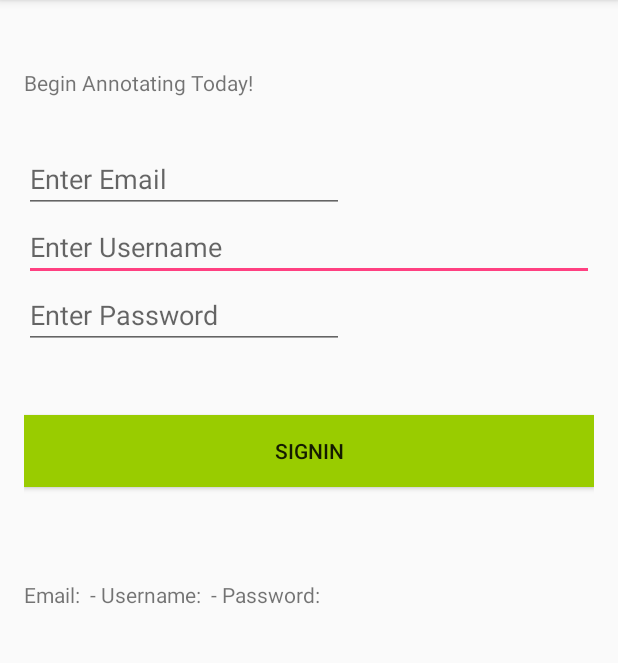
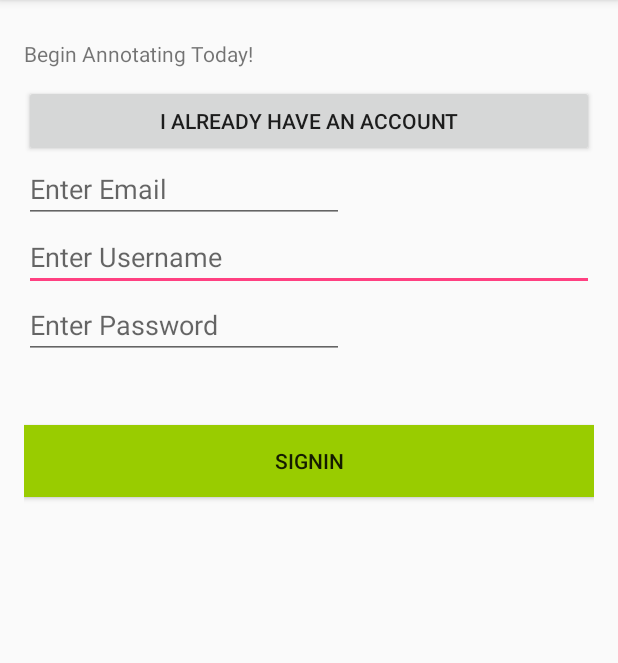
Before and after one commit to AyranIsTheNewRaki/Herodot, an Android app: the screen it shows after launch (MainActivity), in the options menu, after a tap on "Settings", on a phone screen of 412 x 824 dp, the part 84-747 px from its top. Run offline under Robolectric (Android 15) with nearby library versions, the phone set to English and light mode, and no system bars.

Commit message:
signup and login differenciated, added a simple homepage

```diff
--- /dev/null
+++ b/ANDROID/Herdot/app/src/main/java/com/ayranisthenewraki/heredot/herdot/HeritageItemHomepageActivity.java
@@ -0,0 +1,20 @@
+package com.ayranisthenewraki.heredot.herdot;
+
+import android.os.Bundle;
+import android.support.design.widget.FloatingActionButton;
+import android.support.design.widget.Snackbar;
+import android.support.v7.app.AppCompatActivity;
+import android.support.v7.widget.Toolbar;
+import android.view.View;
+
+public class HeritageItemHomepageActivity extends AppCompatActivity {
+
+    @Override
+    protected void onCreate(Bundle savedInstanceState) {
+        super.onCreate(savedInstanceState);
+        setContentView(R.layout.activity_heritage_item_homepage);
+        Toolbar toolbar = (Toolbar) findViewById(R.id.toolbar);
+        setSupportActionBar(toolbar);
+    }
+
+}
--- a/ANDROID/Herdot/app/src/main/java/com/ayranisthenewraki/heredot/herdot/MainActivity.java
+++ b/ANDROID/Herdot/app/src/main/java/com/ayranisthenewraki/heredot/herdot/MainActivity.java
@@ -1,5 +1,6 @@
 package com.ayranisthenewraki.heredot.herdot;
 
+import android.content.Intent;
 import android.os.Bundle;
 import android.support.design.widget.FloatingActionButton;
 import android.support.design.widget.Snackbar;
@@ -11,6 +12,8 @@ import android.view.MenuItem;
 import android.widget.EditText;
 import android.widget.Button;
 import android.widget.TextView;
+import android.app.AlertDialog;
+import android.content.DialogInterface;
 
 
 public class MainActivity extends AppCompatActivity {
@@ -34,7 +37,7 @@ public class MainActivity extends AppCompatActivity {
         passwordInput = (EditText) findViewById(R.id.passwordField);
         outputField = (TextView) findViewById(R.id.emailAndPassword);
 
-        Button submitButton = (Button) findViewById(R.id.signInButton);
+        final Button submitButton = (Button) findViewById(R.id.signInButton);
         submitButton.setOnClickListener(new View.OnClickListener(){
             @Override
             public void onClick(View view){
@@ -42,7 +45,49 @@ public class MainActivity extends AppCompatActivity {
                 String username = usernameInput.getText().toString();
                 String password = passwordInput.getText().toString();
 
-                outputField.setText("Email: " + email +" - Username: " + username +" - Password: " + password);
+                // make call to backend to verify user
+                if(submitButton.getText().equals("Login")){
+
+                    if(!username.equals("idilgun") || !password.equals("123456")){
+                        AlertDialog alertDialog = new AlertDialog.Builder(MainActivity.this).create();
+                        alertDialog.setTitle("Alert");
+                        alertDialog.setMessage("The username or password is incorrect");
+                        alertDialog.setButton(AlertDialog.BUTTON_NEUTRAL, "OK",
+                                new DialogInterface.OnClickListener() {
+                                    public void onClick(DialogInterface dialog, int which) {
+                                        dialog.dismiss();
+                                    }
+                                });
+                        alertDialog.show();
+                    }
+                    else{
+                        openHeritageItemsPage(view);
+                    }
+
+                }
+                // make call to backend to create new user
+                else{
+                    openHeritageItemsPage(view);
+                }
+            }
+        });
+
+        final Button showLoginButton = (Button) findViewById(R.id.showLoginFields);
+        showLoginButton.setOnClickListener(new View.OnClickListener(){
+            @Override
+            public void onClick(View view){
+                if(showLoginButton.getText().equals("I Already Have an Account")){
+                    emailInput.setVisibility(View.INVISIBLE);
+                    usernameInput.setHint("Enter Username or Password");
+                    submitButton.setText("Login");
+                    showLoginButton.setText("I Want to Create an Account");
+                }else{
+                    emailInput.setVisibility(View.VISIBLE);
+                    usernameInput.setHint("Enter Username");
+                    submitButton.setText("SignIn");
+                    showLoginButton.setText("I Already Have an Account");
+                }
+
             }
         });
     }
@@ -53,6 +98,13 @@ public class MainActivity extends AppCompatActivity {
         getMenuInflater().inflate(R.menu.menu_main, menu);
         return true;
     }
+
+    public void openHeritageItemsPage(View view) {
+        Intent intent = new Intent(this, HeritageItemHomepageActivity.class);
+        startActivity(intent);
+    }
+
+
 
     @Override
     public boolean onOptionsItemSelected(MenuItem item) {
--- a/ANDROID/Herdot/app/src/main/res/layout/content_main.xml
+++ b/ANDROID/Herdot/app/src/main/res/layout/content_main.xml
@@ -12,18 +12,6 @@
     app:layout_behavior="@string/appbar_scrolling_view_behavior"
     tools:context="com.ayranisthenewraki.heredot.herdot.MainActivity"
     tools:showIn="@layout/activity_main">
-
-    <TextView
-        android:text="Begin Annotating Today!"
-        android:layout_width="wrap_content"
-        android:layout_height="wrap_content"
-        android:layout_marginTop="29dp"
-        android:id="@+id/SecondLineText"
-        android:layout_below="@+id/textView"
-        android:layout_alignParentLeft="true"
-        android:layout_alignParentStart="true"
-        android:layout_alignParentRight="true"
-        android:layout_alignParentEnd="true" />
 
     <EditText
         android:layout_width="wrap_content"
@@ -53,18 +41,6 @@
     <EditText
         android:layout_width="wrap_content"
         android:layout_height="wrap_content"
-        android:inputType="textEmailAddress"
-        android:ems="10"
-        android:layout_marginTop="32dp"
-        android:id="@+id/emailField"
-        android:hint="Enter Email"
-        android:layout_below="@+id/SecondLineText"
-        android:layout_alignParentLeft="true"
-        android:layout_alignParentStart="true" />
-
-    <EditText
-        android:layout_width="wrap_content"
-        android:layout_height="wrap_content"
         android:inputType="textPassword"
         android:ems="10"
         android:id="@+id/passwordField"
@@ -73,16 +49,50 @@
         android:layout_alignParentLeft="true"
         android:layout_alignParentStart="true" />
 
+    <TextView
+        android:text="Begin Annotating Today!"
+        android:layout_width="wrap_content"
+        android:layout_height="wrap_content"
+        android:layout_marginTop="10dp"
+        android:id="@+id/SecondLineText"
+        android:layout_alignParentTop="true"
+        android:layout_alignParentLeft="true"
+        android:layout_alignParentStart="true" />
+
+    <EditText
+        android:layout_width="wrap_content"
+        android:layout_height="wrap_content"
+        android:inputType="textEmailAddress"
+        android:ems="10"
+        android:layout_marginTop="58dp"
+        android:id="@+id/emailField"
+        android:hint="Enter Email"
+        android:layout_below="@+id/SecondLineText"
+        android:layout_alignParentLeft="true"
+        android:layout_alignParentStart="true" />
+
+    <Button
+        android:text="I Already Have an Account"
+        android:layout_width="wrap_content"
+        android:layout_height="wrap_content"
+        android:layout_marginTop="11dp"
+        android:id="@+id/showLoginFields"
+        android:layout_below="@+id/SecondLineText"
+        android:layout_alignParentLeft="true"
+        android:layout_alignParentStart="true"
+        android:layout_alignParentRight="true"
+        android:layout_alignParentEnd="true" />
+
     <Button
         android:text="SignIn"
         android:layout_width="wrap_content"
         android:layout_height="wrap_content"
-        android:layout_marginTop="44dp"
         android:id="@+id/signInButton"
         android:background="@android:color/holo_green_light"
         android:layout_below="@+id/passwordField"
         android:layout_alignParentLeft="true"
         android:layout_alignParentStart="true"
+        android:layout_marginTop="44dp"
         android:layout_alignParentRight="true"
         android:layout_alignParentEnd="true" />
 </RelativeLayout>
--- a/ANDROID/Herdot/app/src/main/res/values/dimens.xml
+++ b/ANDROID/Herdot/app/src/main/res/values/dimens.xml
@@ -3,4 +3,5 @@
     <dimen name="activity_horizontal_margin">16dp</dimen>
     <dimen name="activity_vertical_margin">16dp</dimen>
     <dimen name="fab_margin">16dp</dimen>
+    <dimen name="appbar_padding_top">8dp</dimen>
 </resources>
--- a/ANDROID/Herdot/app/src/main/res/values/strings.xml
+++ b/ANDROID/Herdot/app/src/main/res/values/strings.xml
@@ -1,4 +1,7 @@
 <resources>
     <string name="app_name">Herdot</string>
     <string name="action_settings">Settings</string>
+    <string name="title_activity_browse_heritage_items_view">BrowseHeritageItemsView</string>
+    <string name="section_format">Hello World from section: %1$d</string>
+    <string name="title_activity_heritage_item_homepage">HeritageItemHomepageActivity</string>
 </resources>
```
Also changed, not shown: ANDROID/Herdot/app/src/main/AndroidManifest.xml (+10 -0 lines), ANDROID/Herdot/app/src/main/res/layout/activity_heritage_item_homepage.xml (added, +26 -0 lines), ANDROID/Herdot/app/src/main/res/layout/content_heritage_item_homepage.xml (added, +40 -0 lines), ANDROID/Herdot/app/src/main/res/layout/heritage_items_homepage.xml (added, +17 -0 lines), ANDROID/Herdot/app/src/main/res/menu/menu_browse_heritage_items_view.xml (added, +10 -0 lines), ANDROID/Herdot/app/src/main/res/mipmap-hdpi/topkapi1.jpg (added), 2 other files.
